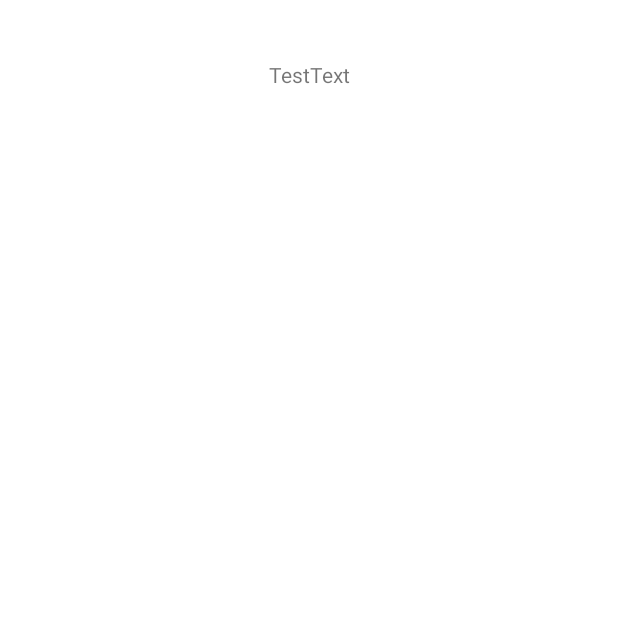
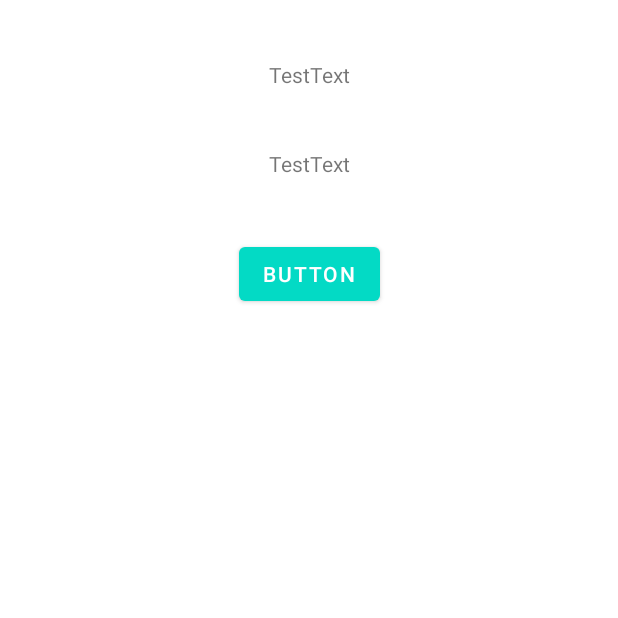
Before and after one commit to GMKEnd/ActivityTest, an Android app: the ShareActivity2 screen opened directly, with no data from a screen before it, on a phone screen of 412 x 824 dp, the top half of it. Before the commit the part shown is almost empty. Run offline under Robolectric (Android 15) with nearby library versions, the phone set to English and light mode, and no system bars.

Commit message:
feat:传递对象

```diff
--- a/app/build.gradle
+++ b/app/build.gradle
@@ -4,10 +4,12 @@ plugins {
 }
 
 android {
+    // 应用可以使用的方法范围，使用超出范围的方法会变异错误
     compileSdk 33
 
     defaultConfig {
         applicationId "com.example.activitytest"
+        // 告知系统的应用使用范围，当系统版本高于target时可以启动兼容性措施
         minSdk 21
         targetSdk 32
         versionCode 1
--- a/app/src/main/java/com/example/activitytest/ShareActivity2.kt
+++ b/app/src/main/java/com/example/activitytest/ShareActivity2.kt
@@ -1,23 +1,48 @@
 package com.example.activitytest
 
+import android.os.Build
 import android.os.Bundle
+import android.util.Log
+import android.widget.Button
+import android.widget.TextView
 import androidx.appcompat.app.AppCompatActivity
 import java.io.Serializable
 
 class ShareActivity2 : AppCompatActivity(), Serializable {
+
+    private var textView1: TextView? = null
+    private var textView2: TextView? = null
+
+    private var data: AGuy? = null
+
     override fun onCreate(savedInstanceState: Bundle?) {
         super.onCreate(savedInstanceState)
         setContentView(R.layout.activity_share_2)
 
+        textView1 = findViewById(R.id.share_2_textTest1)
+        textView2 = findViewById(R.id.share_2_textTest2)
+
+        val btn: Button = findViewById(R.id.share_2_btn)
+        btn.setOnClickListener {
+            updateTextView()
+        }
+
         val intent = intent
 //        val bundle = intent.extras
-        val bundle = intent.getBundleExtra("Bundle")
-        val name = bundle?.getString("name")
-        val height = bundle?.getInt("height")
+        data = if (Build.VERSION.SDK_INT >= 33) {
+            intent.getSerializableExtra("serializable", AGuy::class.java)
+        } else {
+            intent.getBundleExtra("bundle")?.getSerializable("data") as AGuy?
+        }
+        Log.i("passClass", "name is:${data?.getName()}, height is:${data?.getHeight()}")
 
-        passOn()
+//        val bundle = intent.getBundleExtra("bundle")
+//        val name = bundle?.getString("name")
+//        val height = bundle?.getInt("height")
     }
 
-    private fun passOn() {
+    private fun updateTextView() {
+        textView1?.text = data?.getName()
+        textView2?.text = data?.getHeight().toString()
     }
 }
--- a/app/src/main/res/layout/activity_share_2.xml
+++ b/app/src/main/res/layout/activity_share_2.xml
@@ -7,7 +7,7 @@
     tools:context=".ShareActivity2">
 
     <TextView
-        android:id="@+id/textTest"
+        android:id="@+id/share_2_textTest1"
         android:layout_width="wrap_content"
         android:layout_height="wrap_content"
         android:layout_marginTop="40dp"
@@ -16,4 +16,24 @@
         app:layout_constraintStart_toStartOf="parent"
         app:layout_constraintTop_toTopOf="parent" />
 
+    <TextView
+        android:id="@+id/share_2_textTest2"
+        android:layout_width="wrap_content"
+        android:layout_height="wrap_content"
+        android:layout_marginTop="40dp"
+        android:text="@string/text"
+        app:layout_constraintEnd_toEndOf="@+id/share_2_textTest1"
+        app:layout_constraintStart_toStartOf="@+id/share_2_textTest1"
+        app:layout_constraintTop_toBottomOf="@+id/share_2_textTest1" />
+
+    <Button
+        android:id="@+id/share_2_btn"
+        android:layout_width="wrap_content"
+        android:layout_height="wrap_content"
+        android:layout_marginTop="40dp"
+        android:text="@string/button"
+        app:layout_constraintEnd_toEndOf="@+id/share_2_textTest2"
+        app:layout_constraintStart_toStartOf="@+id/share_2_textTest2"
+        app:layout_constraintTop_toBottomOf="@+id/share_2_textTest2" />
+
 </androidx.constraintlayout.widget.ConstraintLayout>
--- a/app/src/main/res/values/strings.xml
+++ b/app/src/main/res/values/strings.xml
@@ -4,5 +4,6 @@
     <string name="main_btn1">share 1</string>
     <string name="main_btn2">share 2</string>
     <string name="main_btn3">share 3</string>
+    <string name="main_btn4">pass Class</string>
     <string name="text">TestText</string>
 </resources>
```
Also changed, not shown: app/src/main/java/com/example/activitytest/MainActivity.kt (+25 -0 lines), app/src/main/res/layout/main_activity.xml (+9 -0 lines).
